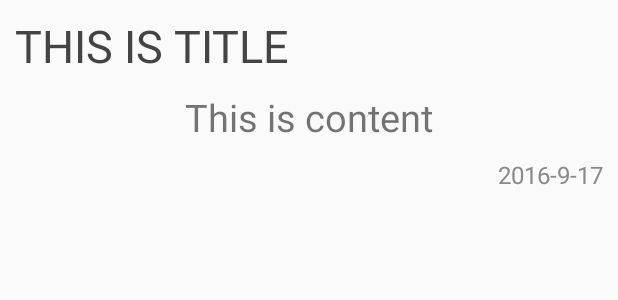
After one commit to Zhai-Wang/Practices, an Android app: the layout item_listview.xml on its own in the app's theme, with its tools: preview values and no code run, on a phone screen of 412 x 824 dp. The commit adds this screen. Shown: the top 300 px of the screen. Run offline under Robolectric (Android 15) with nearby library versions, the phone set to English and light mode, and no system bars.

Commit message:
传统写法

```diff
--- /dev/null
+++ b/commonviewholder/src/main/res/layout/item_listview.xml
@@ -0,0 +1,33 @@
+<?xml version="1.0" encoding="utf-8"?>
+<LinearLayout xmlns:android="http://schemas.android.com/apk/res/android"
+    android:layout_width="match_parent"
+    android:layout_height="match_parent"
+    android:orientation="vertical">
+
+    <TextView
+        android:id="@+id/item_listview_title"
+        android:layout_width="wrap_content"
+        android:layout_height="wrap_content"
+        android:padding="10dp"
+        android:text="THIS IS TITLE"
+        android:textColor="#444"
+        android:textSize="30sp" />
+
+    <TextView
+        android:id="@+id/item_listview_content"
+        android:layout_width="wrap_content"
+        android:layout_height="wrap_content"
+        android:layout_gravity="center"
+        android:text="This is content"
+        android:textSize="25sp" />
+
+    <TextView
+        android:id="@+id/item_listview_time"
+        android:layout_width="wrap_content"
+        android:layout_height="wrap_content"
+        android:layout_gravity="right"
+        android:padding="10dp"
+        android:text="2016-9-17"
+        android:textColor="#898989"
+        android:textSize="16sp" />
+</LinearLayout>
```
Also changed, not shown: commonviewholder/src/main/java/com/example/commonviewholder/MainActivity.java (+53 -0 lines), commonviewholder/src/main/java/com/example/commonviewholder/adapter/Adapter.java (added, +68 -0 lines), commonviewholder/src/main/java/com/example/commonviewholder/bean/bean.java (added, +29 -0 lines), commonviewholder/src/main/res/layout/activity_main.xml (+4 -8 lines).
